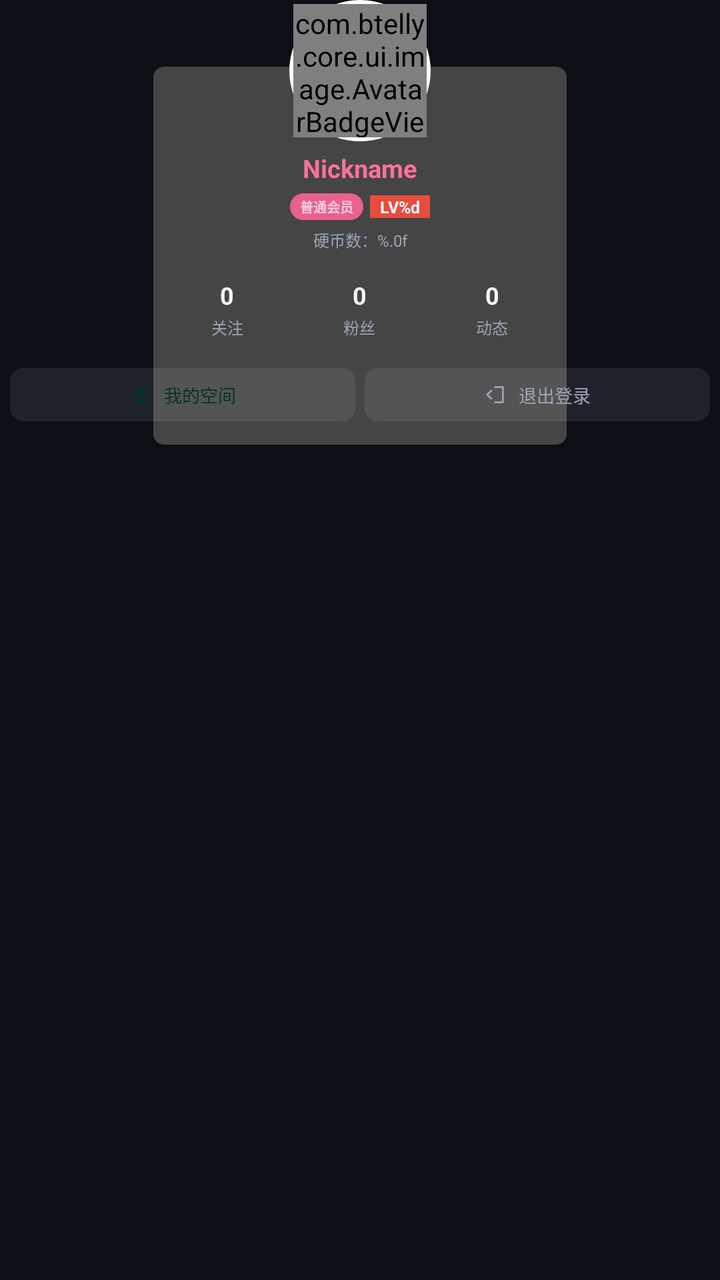
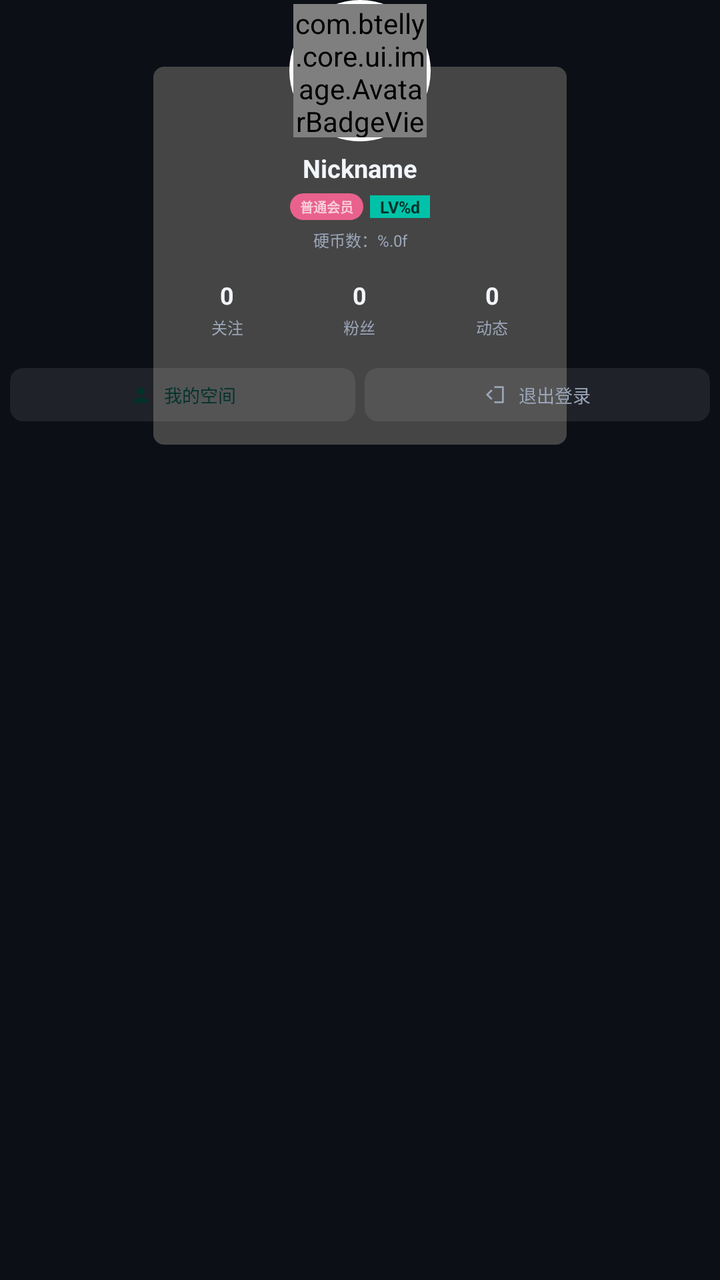

The first picture is an Android layout as it rendered before a commit; the second is the same layout after the commit. The layout source and the unified diff follow.
<!-- AndroidManifest.xml: application theme Theme.BTelly -->
<!-- res/layout/dialog_user_info.xml -->
<?xml version="1.0" encoding="utf-8"?>
<androidx.constraintlayout.widget.ConstraintLayout xmlns:android="http://schemas.android.com/apk/res/android" xmlns:app="http://schemas.android.com/apk/res-auto"
    android:background="@android:color/transparent"
    android:clickable="true"
    android:focusable="true"
    android:layout_width="@dimen/px620"
    android:layout_height="wrap_content">
    
    <View
        android:background="@drawable/bg_user_dialog_card"
        android:layout_width="@dimen/px620"
        android:layout_height="0dp"
        android:layout_marginTop="@dimen/px100"
        app:layout_constraintBottom_toBottomOf="@+id/space_card_bottom"
        app:layout_constraintEnd_toEndOf="parent"
        app:layout_constraintStart_toStartOf="parent"
        app:layout_constraintTop_toTopOf="parent"/>
    <View
        android:id="@+id/view_avatar_ring"
        android:background="@drawable/bg_avatar_ring"
        android:layout_width="@dimen/px212"
        android:layout_height="@dimen/px212"
        app:layout_constraintBottom_toBottomOf="@+id/image_avatar"
        app:layout_constraintEnd_toEndOf="@+id/image_avatar"
        app:layout_constraintStart_toStartOf="@+id/image_avatar"
        app:layout_constraintTop_toTopOf="@+id/image_avatar"/>
    <com.btelly.core.ui.image.AvatarBadgeView
        android:id="@+id/image_avatar"
        android:layout_width="@dimen/px200"
        android:layout_height="@dimen/px200"
        android:layout_marginTop="@dimen/px6"
        app:layout_constraintEnd_toEndOf="parent"
        app:layout_constraintStart_toStartOf="parent"
        app:layout_constraintTop_toTopOf="parent"
        app:srcCompat="@drawable/default_avatar"/>
    <androidx.appcompat.widget.AppCompatTextView
        android:id="@+id/text_name"
        android:layout_width="0dp"
        android:layout_height="wrap_content"
        android:layout_marginTop="@dimen/px20"
        android:gravity="center"
        android:text="Nickname"
        android:textColor="@color/biliPink"
        android:textSize="@dimen/px38"
        android:textStyle="bold"
        app:layout_constraintEnd_toEndOf="parent"
        app:layout_constraintStart_toStartOf="parent"
        app:layout_constraintTop_toBottomOf="@+id/image_avatar"/>
    <androidx.appcompat.widget.LinearLayoutCompat
        android:id="@+id/view_info"
        android:layout_width="wrap_content"
        android:layout_height="wrap_content"
        android:layout_marginTop="@dimen/px12"
        android:gravity="center"
        android:orientation="horizontal"
        app:layout_constraintEnd_toEndOf="parent"
        app:layout_constraintStart_toStartOf="parent"
        app:layout_constraintTop_toBottomOf="@+id/text_name">
        <androidx.appcompat.widget.AppCompatTextView
            android:id="@+id/text_vip"
            android:layout_width="wrap_content"
            android:layout_height="wrap_content"
            android:background="@drawable/vip_background"
            android:paddingStart="@dimen/px15"
            android:paddingTop="@dimen/px5"
            android:paddingEnd="@dimen/px15"
            android:paddingBottom="@dimen/px5"
            android:text="普通会员"
            android:textSize="@dimen/px20"
            android:textStyle="bold" />
        <androidx.appcompat.widget.AppCompatTextView
            android:id="@+id/text_level"
            android:layout_width="wrap_content"
            android:layout_height="wrap_content"
            android:layout_marginStart="@dimen/px10"
            android:background="@color/red"
            android:paddingStart="@dimen/px15"
            android:paddingEnd="@dimen/px15"
            android:text="@string/level_"
            android:textColor="?attr/tvTextPrimary"
            android:textSize="@dimen/px25"
            android:textStyle="bold" />
    </androidx.appcompat.widget.LinearLayoutCompat>
    <androidx.appcompat.widget.AppCompatTextView
        android:id="@+id/text_coin"
        android:layout_width="wrap_content"
        android:layout_height="wrap_content"
        android:layout_marginTop="@dimen/px12"
        android:text="@string/coin_number_"
        android:textColor="?attr/tvTextSecondary"
        android:textSize="@dimen/px24"
        app:layout_constraintEnd_toEndOf="parent"
        app:layout_constraintStart_toStartOf="parent"
        app:layout_constraintTop_toBottomOf="@+id/view_info"/>
    <androidx.appcompat.widget.LinearLayoutCompat
        android:id="@+id/view_stat"
        android:layout_width="@dimen/px620"
        android:layout_height="wrap_content"
        android:layout_marginTop="@dimen/px25"
        android:orientation="horizontal"
        android:paddingStart="@dimen/px12"
        android:paddingEnd="@dimen/px12"
        app:layout_constraintEnd_toEndOf="parent"
        app:layout_constraintStart_toStartOf="parent"
        app:layout_constraintTop_toBottomOf="@+id/text_coin">
        <LinearLayout
            android:id="@+id/view_stat_following"
            android:layout_width="0dp"
            android:layout_height="wrap_content"
            android:layout_weight="1"
            android:layout_marginStart="@dimen/px6"
            android:layout_marginEnd="@dimen/px6"
            android:background="@drawable/bg_stat_btn"
            android:clickable="true"
            android:focusable="true"
            android:gravity="center"
            android:orientation="vertical"
            android:paddingTop="@dimen/px16"
            android:paddingBottom="@dimen/px16">
            <androidx.appcompat.widget.AppCompatTextView
                android:id="@+id/text_following"
                android:layout_width="wrap_content"
                android:layout_height="wrap_content"
                android:duplicateParentState="true"
                android:text="0"
                android:textColor="?attr/tvTextPrimary"
                android:textSize="@dimen/px36"
                android:textStyle="bold" />
            <androidx.appcompat.widget.AppCompatTextView
                android:layout_width="wrap_content"
                android:layout_height="wrap_content"
                android:layout_marginTop="@dimen/px6"
                android:duplicateParentState="true"
                android:text="@string/user_following"
                android:textColor="?attr/tvTextSecondary"
                android:textSize="@dimen/px24" />
        </LinearLayout>
        <LinearLayout
            android:id="@+id/view_stat_follower"
            android:layout_width="0dp"
            android:layout_height="wrap_content"
            android:layout_weight="1"
            android:layout_marginStart="@dimen/px6"
            android:layout_marginEnd="@dimen/px6"
            android:background="@drawable/bg_stat_btn"
            android:clickable="true"
            android:focusable="true"
            android:gravity="center"
            android:orientation="vertical"
            android:paddingTop="@dimen/px16"
            android:paddingBottom="@dimen/px16">
            <androidx.appcompat.widget.AppCompatTextView
                android:id="@+id/text_follower"
                android:layout_width="wrap_content"
                android:layout_height="wrap_content"
                android:duplicateParentState="true"
                android:text="0"
                android:textColor="?attr/tvTextPrimary"
                android:textSize="@dimen/px36"
                android:textStyle="bold" />
            <androidx.appcompat.widget.AppCompatTextView
                android:layout_width="wrap_content"
                android:layout_height="wrap_content"
                android:layout_marginTop="@dimen/px6"
                android:duplicateParentState="true"
                android:text="@string/user_follower"
                android:textColor="?attr/tvTextSecondary"
                android:textSize="@dimen/px24" />
        </LinearLayout>
        <LinearLayout
            android:id="@+id/view_stat_dynamic"
            android:layout_width="0dp"
            android:layout_height="wrap_content"
            android:layout_weight="1"
            android:layout_marginStart="@dimen/px6"
            android:layout_marginEnd="@dimen/px6"
            android:background="@drawable/bg_stat_btn"
            android:clickable="true"
            android:focusable="true"
            android:gravity="center"
            android:orientation="vertical"
            android:paddingTop="@dimen/px16"
            android:paddingBottom="@dimen/px16">
            <androidx.appcompat.widget.AppCompatTextView
                android:id="@+id/text_dynamic"
                android:layout_width="wrap_content"
                android:layout_height="wrap_content"
                android:duplicateParentState="true"
                android:text="0"
                android:textColor="?attr/tvTextPrimary"
                android:textSize="@dimen/px36"
                android:textStyle="bold" />
            <androidx.appcompat.widget.AppCompatTextView
                android:layout_width="wrap_content"
                android:layout_height="wrap_content"
                android:layout_marginTop="@dimen/px6"
                android:duplicateParentState="true"
                android:text="@string/user_dynamic"
                android:textColor="?attr/tvTextSecondary"
                android:textSize="@dimen/px24" />
        </LinearLayout>
    </androidx.appcompat.widget.LinearLayoutCompat>
    <LinearLayout
        android:id="@+id/button_view_space"
        android:layout_width="0dp"
        android:layout_height="wrap_content"
        android:layout_marginTop="@dimen/px28"
        android:layout_marginStart="@dimen/px15"
        android:layout_marginEnd="@dimen/px7"
        android:background="@drawable/bg_dialog_user_btn"
        android:clickable="true"
        android:focusable="true"
        android:gravity="center"
        android:orientation="horizontal"
        android:paddingStart="@dimen/px10"
        android:paddingEnd="@dimen/px10"
        android:paddingTop="@dimen/px20"
        android:paddingBottom="@dimen/px20"
        app:layout_constraintHorizontal_chainStyle="spread"
        app:layout_constraintEnd_toStartOf="@+id/button_sign_out"
        app:layout_constraintStart_toStartOf="parent"
        app:layout_constraintTop_toBottomOf="@+id/view_stat">
        <androidx.appcompat.widget.AppCompatImageView
            android:layout_width="@dimen/px34"
            android:layout_height="@dimen/px34"
            android:duplicateParentState="true"
            app:srcCompat="@drawable/ic_user"
            app:tint="?attr/tvAccentOn" />
        <androidx.appcompat.widget.AppCompatTextView
            android:layout_width="wrap_content"
            android:layout_height="wrap_content"
            android:layout_marginStart="@dimen/px18"
            android:duplicateParentState="true"
            android:text="@string/my_space"
            android:textColor="?attr/tvAccentOn"
            android:textSize="@dimen/px27" />
    </LinearLayout>
    <LinearLayout
        android:id="@+id/button_sign_out"
        android:layout_width="0dp"
        android:layout_height="wrap_content"
        android:layout_marginStart="@dimen/px7"
        android:layout_marginEnd="@dimen/px15"
        android:background="@drawable/bg_dialog_user_btn"
        android:clickable="true"
        android:focusable="true"
        android:gravity="center"
        android:orientation="horizontal"
        android:paddingStart="@dimen/px10"
        android:paddingEnd="@dimen/px10"
        android:paddingTop="@dimen/px20"
        android:paddingBottom="@dimen/px20"
        app:layout_constraintEnd_toEndOf="parent"
        app:layout_constraintStart_toEndOf="@+id/button_view_space"
        app:layout_constraintTop_toTopOf="@+id/button_view_space">
        <androidx.appcompat.widget.AppCompatImageView
            android:layout_width="@dimen/px34"
            android:layout_height="@dimen/px34"
            android:duplicateParentState="true"
            app:srcCompat="@drawable/ic_logout"
            app:tint="?attr/tvTextSecondary" />
        <androidx.appcompat.widget.AppCompatTextView
            android:layout_width="wrap_content"
            android:layout_height="wrap_content"
            android:layout_marginStart="@dimen/px18"
            android:duplicateParentState="true"
            android:text="@string/sign_out"
            android:textColor="?attr/tvTextSecondary"
            android:textSize="@dimen/px27" />
    </LinearLayout>
    <Space
        android:id="@+id/space_card_bottom"
        android:layout_width="@dimen/px1"
        android:layout_height="@dimen/px35"
        app:layout_constraintStart_toStartOf="parent"
        app:layout_constraintTop_toBottomOf="@+id/button_sign_out"/>
</androidx.constraintlayout.widget.ConstraintLayout>
<!-- resources referenced by this layout -->
<resources>
  <color name="biliPink">#FB7299</color>
  <color name="red">#e74c3c</color>
  <dimen name="px1">1px</dimen>
  <dimen name="px10">10px</dimen>
  <dimen name="px100">100px</dimen>
  <dimen name="px12">12px</dimen>
  <dimen name="px15">15px</dimen>
  <dimen name="px16">16px</dimen>
  <dimen name="px18">18px</dimen>
  <dimen name="px20">20px</dimen>
  <dimen name="px200">200px</dimen>
  <dimen name="px212">212px</dimen>
  <dimen name="px24">24px</dimen>
  <dimen name="px25">25px</dimen>
  <dimen name="px27">27px</dimen>
  <dimen name="px28">28px</dimen>
  <dimen name="px34">34px</dimen>
  <dimen name="px35">35px</dimen>
  <dimen name="px36">36px</dimen>
  <dimen name="px38">38px</dimen>
  <dimen name="px5">5px</dimen>
  <dimen name="px6">6px</dimen>
  <dimen name="px620">620px</dimen>
  <dimen name="px7">7px</dimen>
  <!-- drawable bg_avatar_ring (drawable) -->
  <?xml version="1.0" encoding="utf-8"?>
  <shape xmlns:android="http://schemas.android.com/apk/res/android" android:shape="oval">
      <solid android:color="#FFFFFF" />
  </shape>
  <!-- drawable bg_user_dialog_card (drawable) -->
  <?xml version="1.0" encoding="utf-8"?>
  <shape xmlns:android="http://schemas.android.com/apk/res/android">
      <solid android:color="@color/thirdBackgroundColor" />
      <corners android:radius="@dimen/px16" />
  </shape>
  <!-- drawable ic_logout (drawable) -->
  <?xml version="1.0" encoding="utf-8"?>
  <vector xmlns:android="http://schemas.android.com/apk/res/android"
      android:height="24dp"
      android:width="24dp"
      android:viewportWidth="24"
      android:viewportHeight="24">
      <path
          android:fillColor="#ffffff"
          android:pathData="M9,16.2 L4.8,12 L9,7.8 L7.6,6.4 L2,12 L7.6,17.6 Z M11,3 L20,3 C20.55,3 21,3.45 21,4 L21,20 C21,20.55 20.55,21 20,21 L11,21 L11,19 L19,19 L19,5 L11,5 Z"/>
  </vector>
  <!-- drawable ic_user (drawable) -->
  <?xml version="1.0" encoding="utf-8"?>
  <vector xmlns:android="http://schemas.android.com/apk/res/android"
      android:width="24dp"
      android:height="24dp"
      android:viewportWidth="24"
      android:viewportHeight="24">
      <path
          android:fillColor="#FFFFFFFF"
          android:pathData="M16.1,8.5 A4.1,4.1 0,1,1 7.9,8.5 A4.1,4.1 0,1,1 16.1,8.5 Z M4.6,20.9 C4.6,16.8 7.9,14.8 12,14.8 C16.1,14.8 19.4,16.8 19.4,20.9 Z" />
  </vector>
  <!-- drawable vip_background (drawable) -->
  <?xml version="1.0" encoding="utf-8"?>
  <shape xmlns:android="http://schemas.android.com/apk/res/android">
      <solid android:color="@color/pink" />
      <corners android:radius="@dimen/px20" />
  </shape>
  <string name="coin_number_">硬币数：%.0f</string>
  <string name="level_">LV%d</string>
  <string name="my_space">我的空间</string>
  <string name="sign_out">退出登录</string>
  <string name="user_dynamic">动态</string>
  <string name="user_follower">粉丝</string>
  <string name="user_following">关注</string>
  <style name="Theme.BTelly" parent="@style/Theme.BTellyBase">
      </style>
  <color name="thirdBackgroundColor">#454545</color>
  <color name="pink">#e9618d</color>
  <style name="WindowAnimationTransition" parent="">
          <item name="android:windowEnterAnimation">@android:anim/fade_in</item>
          <item name="android:windowExitAnimation">@android:anim/fade_out</item>
      </style>
  <color name="tv_surface">#0C0F16</color>
  <color name="tv_surface_raised">#141A29</color>
  <color name="tv_surface_overlay">#1C2438</color>
  <color name="tv_divider">#26304A</color>
  <color name="tv_accent">#00C2A8</color>
  <color name="tv_accent_dim">#123B34</color>
  <color name="tv_accent_on">#00312A</color>
  <color name="tv_text_primary">#F2F5FA</color>
  <color name="tv_text_secondary">#9AA5B8</color>
  <color name="tv_text_tertiary">#67718A</color>
  <color name="tv_scrim">#99000000</color>
  <!-- unchanged entries left out for length: 4 -->
</resources>

<!-- the commit's change to res/layout/dialog_user_info.xml (unified diff, before → after) -->
@@ -40,7 +40,7 @@
         android:layout_marginTop="@dimen/px20"
         android:gravity="center"
         android:text="Nickname"
-        android:textColor="@color/biliPink"
+        android:textColor="?attr/tvTextPrimary"
         android:textSize="@dimen/px38"
         android:textStyle="bold"
         app:layout_constraintEnd_toEndOf="parent"
@@ -73,11 +73,11 @@
             android:layout_width="wrap_content"
             android:layout_height="wrap_content"
             android:layout_marginStart="@dimen/px10"
-            android:background="@color/red"
+            android:background="?attr/tvAccent"
             android:paddingStart="@dimen/px15"
             android:paddingEnd="@dimen/px15"
             android:text="@string/level_"
-            android:textColor="?attr/tvTextPrimary"
+            android:textColor="?attr/tvAccentOn"
             android:textSize="@dimen/px25"
             android:textStyle="bold" />
     </androidx.appcompat.widget.LinearLayoutCompat>
<!-- resource entries referenced after the edit -->
@@ -1,7 +1,5 @@
 <!-- resources referenced by this layout -->
 <resources>
-  <color name="biliPink">#FB7299</color>
-  <color name="red">#e74c3c</color>
   <dimen name="px1">1px</dimen>
   <dimen name="px10">10px</dimen>
   <dimen name="px100">100px</dimen>
